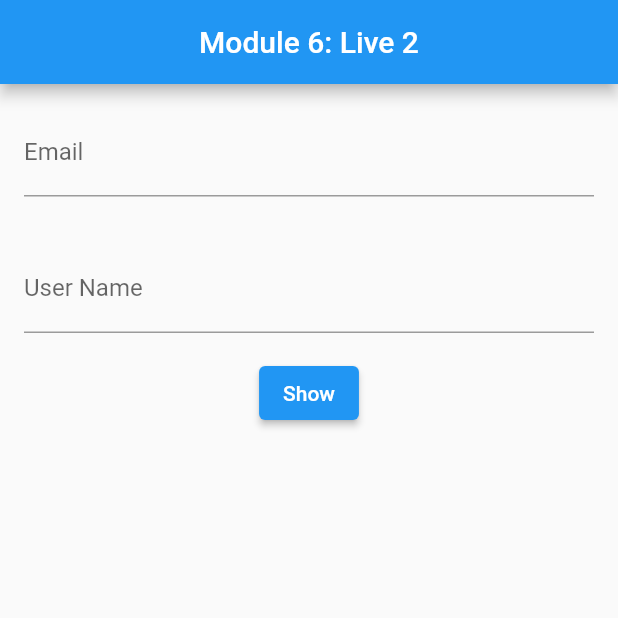
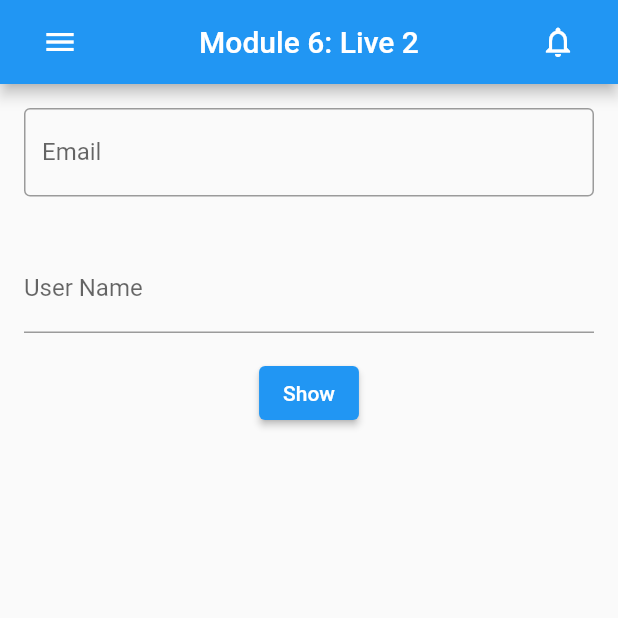
Before and after one commit to syfulsharif/flutter_widgets_mod6_lec2, a Flutter app: the screen it shows after launch, on a phone screen of 412 x 824 dp, the top half of it. Run offline on Flutter 3.47's test engine with Material 2 defaults, Android fonts, the phone set to English and light mode, and no system bars.

Commit message:
AppBar menu updated with IconButton widgets

```diff
--- a/lib/main.dart
+++ b/lib/main.dart
@@ -21,7 +21,7 @@ class HomeScreen extends StatelessWidget {
   final TextEditingController _emailTextEditingController =
       TextEditingController();
   final TextEditingController _userNameTextEditingController =
-  TextEditingController();
+      TextEditingController();
 
   HomeScreen({super.key});
 
@@ -29,7 +29,17 @@ class HomeScreen extends StatelessWidget {
   Widget build(BuildContext context) {
     return Scaffold(
       appBar: AppBar(
-        title: const Text('Module 6: Live 2'),
+        title: Row(
+          mainAxisAlignment: MainAxisAlignment.spaceBetween,
+          children: [
+            IconButton(
+              onPressed: () {},
+              icon: const Icon(Icons.menu),
+            ),
+            const Text('Module 6: Live 2'),
+            IconButton(onPressed: () {}, icon: const Icon(Icons.notifications_none))
+          ],
+        ),
         centerTitle: true,
       ),
       body: SingleChildScrollView(
@@ -40,8 +50,10 @@ class HomeScreen extends StatelessWidget {
               padding: EdgeInsets.all(16.0),
               child: TextField(
                 controller: _emailTextEditingController,
-                decoration: InputDecoration(
+                decoration: const InputDecoration(
                   label: Text('Email'),
+                  border: OutlineInputBorder(),
+                  hintText: 'Enter Your Email',
                 ),
               ),
             ),
@@ -51,6 +63,7 @@ class HomeScreen extends StatelessWidget {
                 controller: _userNameTextEditingController,
                 decoration: InputDecoration(
                   label: Text('User Name'),
+                  hintText: 'Enter your username',
                 ),
               ),
             ),
```
